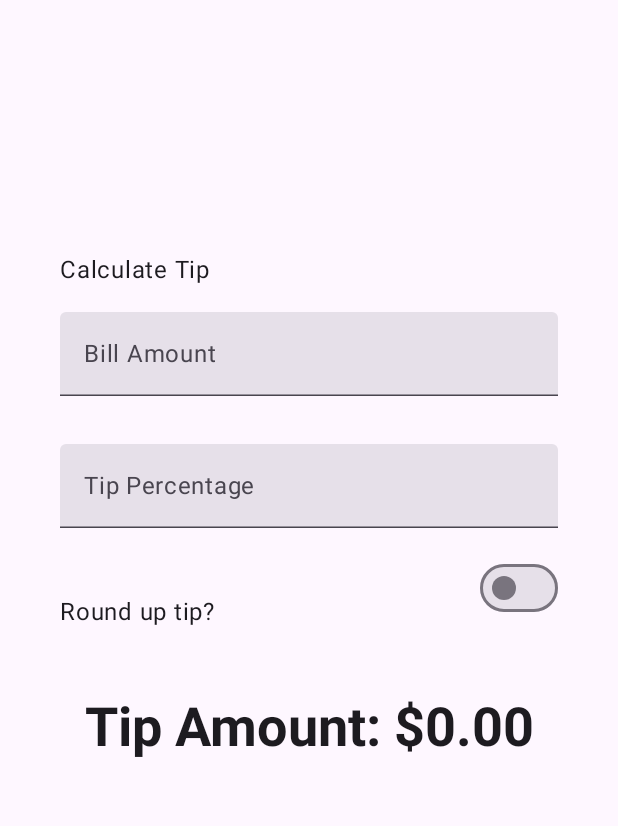
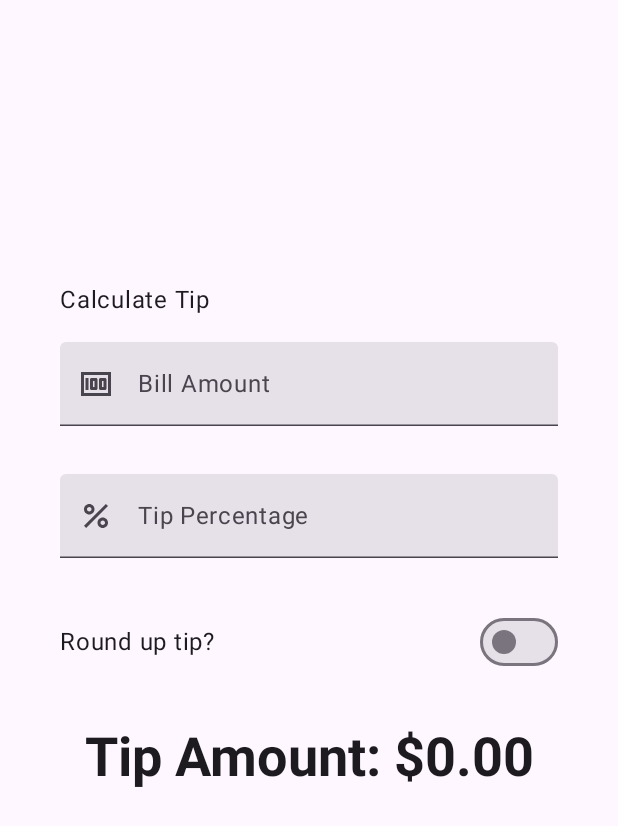
Before and after one commit to Darkgiant24/e-8INF865A2024_GC, an Android app built with Jetpack Compose: the screen it shows after launch (MainActivity), on a phone screen of 412 x 824 dp. Shown: the top 826 px of the screen. Run offline under Robolectric (Android 15) with nearby library versions, the phone set to English and light mode, and no system bars.

Commit message:
partie 2 partie 8

```diff
--- a/basic-android-kotlin-compose-training-tip-calculator-state/app/src/main/java/com/example/tiptime/MainActivity.kt
+++ b/basic-android-kotlin-compose-training-tip-calculator-state/app/src/main/java/com/example/tiptime/MainActivity.kt
@@ -1,24 +1,9 @@
-/*
- * Copyright (C) 2023 The Android Open Source Project
- *
- * Licensed under the Apache License, Version 2.0 (the "License");
- * you may not use this file except in compliance with the License.
- * You may obtain a copy of the License at
- *
- *      https://www.apache.org/licenses/LICENSE-2.0
- *
- * Unless required by applicable law or agreed to in writing, software
- * distributed under the License is distributed on an "AS IS" BASIS,
- * WITHOUT WARRANTIES OR CONDITIONS OF ANY KIND, either express or implied.
- * See the License for the specific language governing permissions and
- * limitations under the License.
- */
 package com.example.tiptime
-
 import android.os.Bundle
 import androidx.activity.ComponentActivity
 import androidx.activity.compose.setContent
 import androidx.activity.enableEdgeToEdge
+import androidx.annotation.DrawableRes
 import androidx.annotation.StringRes
 import androidx.compose.foundation.layout.Arrangement
 import androidx.compose.foundation.layout.Column
@@ -29,14 +14,15 @@ import androidx.compose.foundation.layout.fillMaxWidth
 import androidx.compose.foundation.layout.height
 import androidx.compose.foundation.layout.padding
 import androidx.compose.foundation.layout.safeDrawingPadding
-import androidx.compose.foundation.layout.size
 import androidx.compose.foundation.layout.statusBarsPadding
 import androidx.compose.foundation.layout.wrapContentWidth
 import androidx.compose.foundation.rememberScrollState
 import androidx.compose.foundation.text.KeyboardOptions
 import androidx.compose.foundation.verticalScroll
+import androidx.compose.material3.Icon
 import androidx.compose.material3.MaterialTheme
 import androidx.compose.material3.Surface
+import androidx.compose.material3.Switch
 import androidx.compose.material3.Text
 import androidx.compose.material3.TextField
 import androidx.compose.runtime.Composable
@@ -46,6 +32,7 @@ import androidx.compose.runtime.remember
 import androidx.compose.runtime.setValue
 import androidx.compose.ui.Alignment
 import androidx.compose.ui.Modifier
+import androidx.compose.ui.res.painterResource
 import androidx.compose.ui.res.stringResource
 import androidx.compose.ui.text.input.ImeAction
 import androidx.compose.ui.text.input.KeyboardType
@@ -53,7 +40,6 @@ import androidx.compose.ui.tooling.preview.Preview
 import androidx.compose.ui.unit.dp
 import com.example.tiptime.ui.theme.TipTimeTheme
 import java.text.NumberFormat
-import androidx.compose.material3.Switch
 
 class MainActivity : ComponentActivity() {
     override fun onCreate(savedInstanceState: Bundle?) {
@@ -70,49 +56,53 @@ class MainActivity : ComponentActivity() {
         }
     }
 }
+
 @Composable
 fun TipTimeLayout() {
     var amountInput by remember { mutableStateOf("") }
     var tipInput by remember { mutableStateOf("") }
+    var roundUp by remember { mutableStateOf(false) }
+
     val amount = amountInput.toDoubleOrNull() ?: 0.0
     val tipPercent = tipInput.toDoubleOrNull() ?: 0.0
-    var roundUp by remember { mutableStateOf(false) }
+    val tip = calculateTip(amount, tipPercent, roundUp)
 
-    val tip = calculateTip(amount, tipPercent, roundUp)
     Column(
-        modifier = Modifier.padding(40.dp),
+        modifier = Modifier
+            .statusBarsPadding()
+            .padding(horizontal = 40.dp)
+            .verticalScroll(rememberScrollState())
+            .safeDrawingPadding(),
         horizontalAlignment = Alignment.CenterHorizontally,
         verticalArrangement = Arrangement.Center
     ) {
         Text(
             text = stringResource(R.string.calculate_tip),
             modifier = Modifier
-                .padding(bottom = 16.dp)
+                .padding(bottom = 16.dp, top = 40.dp)
                 .align(alignment = Alignment.Start)
         )
         EditNumberField(
             label = R.string.bill_amount,
-            value = amountInput,
-            onValueChanged = { amountInput = it },
+            leadingIcon = R.drawable.money,
             keyboardOptions = KeyboardOptions.Default.copy(
                 keyboardType = KeyboardType.Number,
                 imeAction = ImeAction.Next
             ),
-            modifier = Modifier
-                .padding(bottom = 32.dp)
-                .fillMaxWidth()
+            value = amountInput,
+            onValueChanged = { amountInput = it },
+            modifier = Modifier.padding(bottom = 32.dp).fillMaxWidth(),
         )
         EditNumberField(
             label = R.string.how_was_the_service,
-            value = tipInput,
-            onValueChanged = { tipInput = it },
+            leadingIcon = R.drawable.percent,
             keyboardOptions = KeyboardOptions.Default.copy(
                 keyboardType = KeyboardType.Number,
                 imeAction = ImeAction.Done
             ),
-            modifier = Modifier
-                .padding(bottom = 32.dp)
-                .fillMaxWidth()
+            value = tipInput,
+            onValueChanged = { tipInput = it },
+            modifier = Modifier.padding(bottom = 32.dp).fillMaxWidth(),
         )
         RoundTheTipRow(
             roundUp = roundUp,
@@ -130,14 +120,16 @@ fun TipTimeLayout() {
 @Composable
 fun EditNumberField(
     @StringRes label: Int,
+    @DrawableRes leadingIcon: Int,
+    keyboardOptions: KeyboardOptions,
     value: String,
     onValueChanged: (String) -> Unit,
-    modifier: Modifier = Modifier,
-    keyboardOptions: KeyboardOptions,
+    modifier: Modifier = Modifier
 ) {
     TextField(
         value = value,
         singleLine = true,
+        leadingIcon = { Icon(painter = painterResource(id = leadingIcon), null) },
         modifier = modifier,
         onValueChange = onValueChanged,
         label = { Text(stringResource(label)) },
@@ -147,30 +139,25 @@ fun EditNumberField(
 
 @Composable
 fun RoundTheTipRow(
-
     roundUp: Boolean,
     onRoundUpChanged: (Boolean) -> Unit,
     modifier: Modifier = Modifier
-
 ) {
-
     Row(
-        modifier = modifier
-            .fillMaxWidth()
-            .size(48.dp),
-        verticalAlignment = Alignment.CenterVertically,
-
+        modifier = modifier.fillMaxWidth(),
+        verticalAlignment = Alignment.CenterVertically
     ) {
         Text(text = stringResource(R.string.round_up_tip))
         Switch(
-            checked = roundUp,
-            onCheckedChange = onRoundUpChanged,
-            modifier = modifier
+            modifier = Modifier
                 .fillMaxWidth()
                 .wrapContentWidth(Alignment.End),
+            checked = roundUp,
+            onCheckedChange = onRoundUpChanged
         )
     }
 }
+
 /**
  * Calculates the tip based on the user input and format the tip amount
  * according to the local currency.
```
